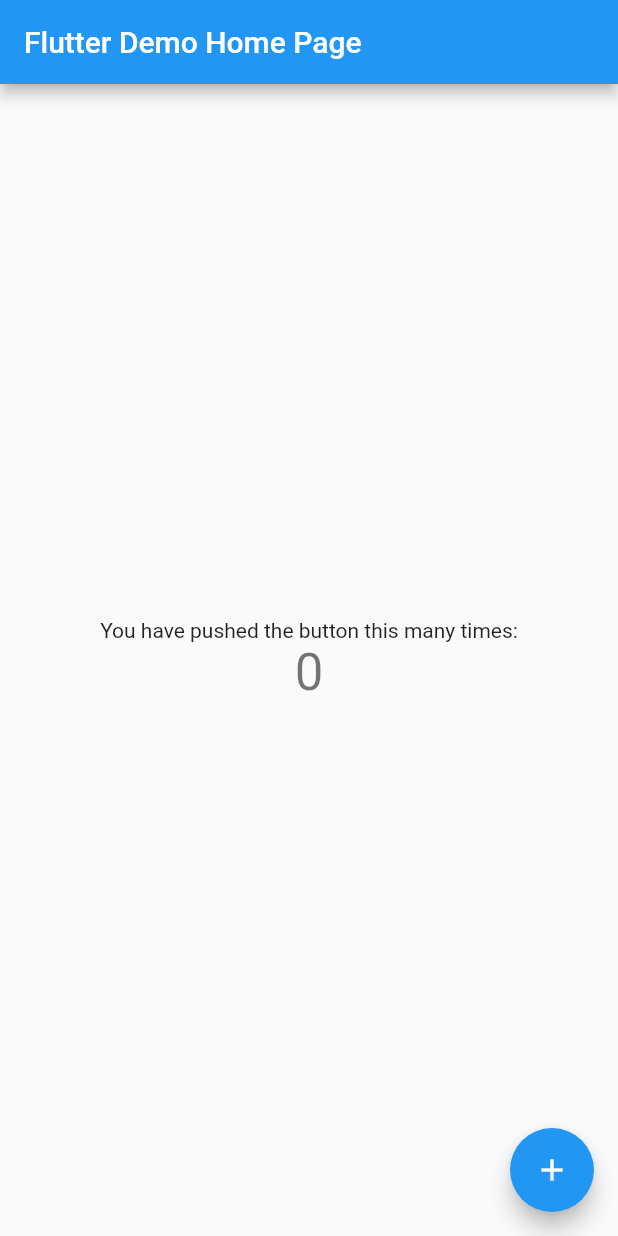
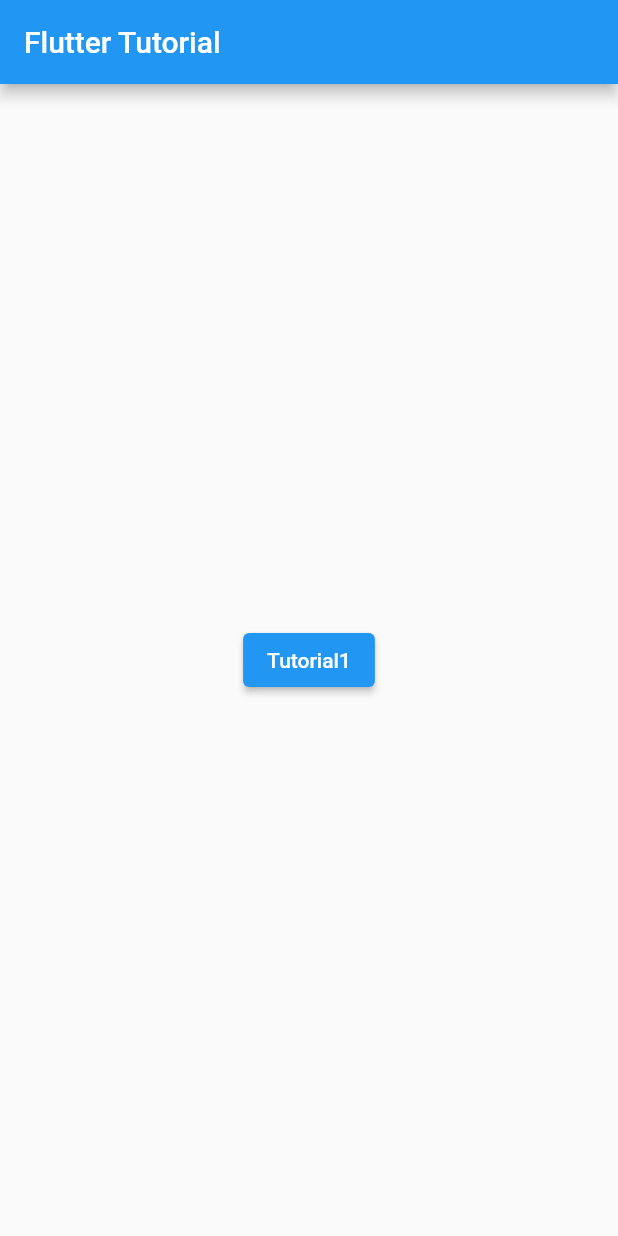
Before and after one commit to kenji-axia/flutter_tutorial, a Flutter app: the screen it shows after launch, on a phone screen of 412 x 824 dp. Run offline on Flutter 3.47's test engine with Material 2 defaults, Android fonts, the phone set to English and light mode, and no system bars.

Commit message:
tutorial1の作成

```diff
--- a/lib/main.dart
+++ b/lib/main.dart
@@ -1,4 +1,6 @@
 import 'package:flutter/material.dart';
+
+import 'building/building_layout_screen.dart';
 
 void main() {
   runApp(const MyApp());
@@ -14,55 +16,44 @@ class MyApp extends StatelessWidget {
       theme: ThemeData(
         primarySwatch: Colors.blue,
       ),
-      home: const MyHomePage(title: 'Flutter Demo Home Page'),
+      home: const MyHomePage(title: 'Flutter Tutorial'),
     );
   }
 }
 
-class MyHomePage extends StatefulWidget {
+class MyHomePage extends StatelessWidget {
   const MyHomePage({Key? key, required this.title}) : super(key: key);
 
   final String title;
 
   @override
-  State<MyHomePage> createState() => _MyHomePageState();
-}
-
-class _MyHomePageState extends State<MyHomePage> {
-  int _counter = 0;
-
-  void _incrementCounter() {
-    setState(() {
-      _counter++;
-    });
-  }
-
-  @override
   Widget build(BuildContext context) {
     return Scaffold(
       appBar: AppBar(
-        title: Text(widget.title),
+        title: Text(title),
       ),
       body: Center(
         child: Column(
 
           mainAxisAlignment: MainAxisAlignment.center,
           children: <Widget>[
-            const Text(
-              'You have pushed the button this many times:',
-            ),
-            Text(
-              '$_counter',
-              style: Theme.of(context).textTheme.headline4,
-            ),
+            _buildElevatedButton(context, 'Tutorial1', BuildingLayoutScreen()),
           ],
         ),
-      ),
-      floatingActionButton: FloatingActionButton(
-        onPressed: _incrementCounter,
-        tooltip: 'Increment',
-        child: const Icon(Icons.add),
       ),
     );
   }
 }
+
+ElevatedButton _buildElevatedButton(BuildContext context, String text, Widget newScreen) {
+  return ElevatedButton(
+    onPressed: () {
+      Navigator.of(context).push(
+        MaterialPageRoute(
+          builder: (context) => newScreen,
+        ),
+      );
+    },
+    child: Text(text),
+  );
+}
--- a/pubspec.yaml
+++ b/pubspec.yaml
@@ -58,9 +58,8 @@ flutter:
   uses-material-design: true
 
   # To add assets to your application, add an assets section, like this:
-  # assets:
-  #   - images/a_dot_burr.jpeg
-  #   - images/a_dot_ham.jpeg
+  assets:
+   - images/lake.jpg
 
   # An image asset can refer to one or more resolution-specific "variants", see
   # https://flutter.dev/assets-and-images/#resolution-aware
```
Also changed, not shown: lib/building/building_layout_screen.dart (added, +157 -0 lines), images/lake.jpg (added).
